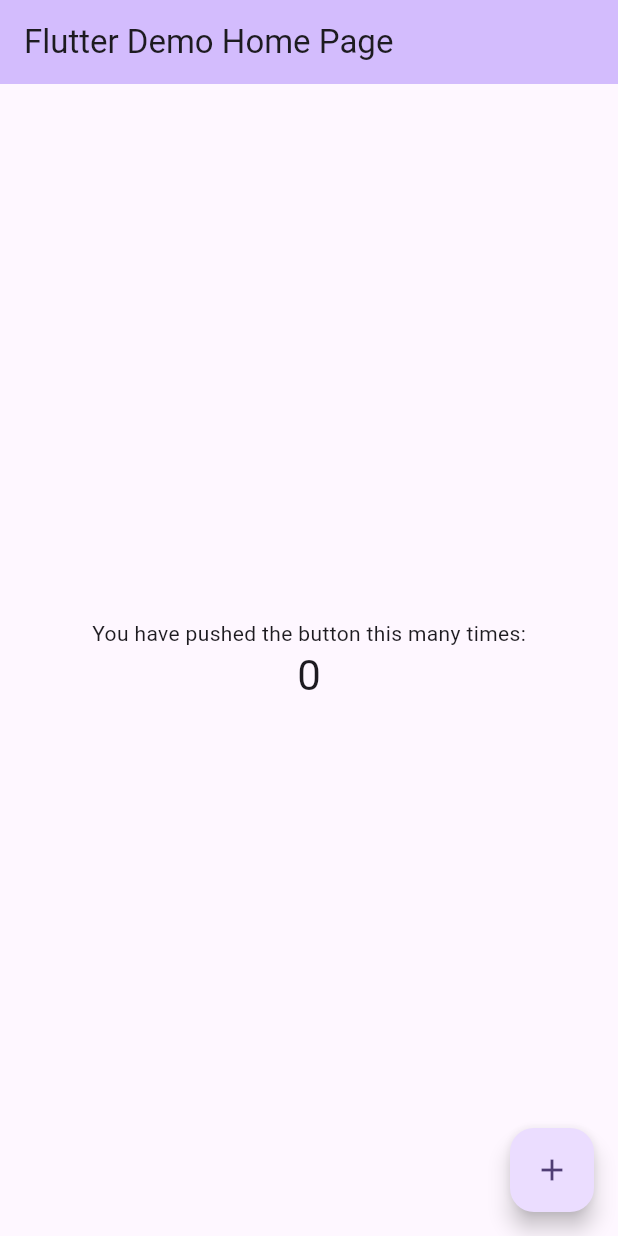
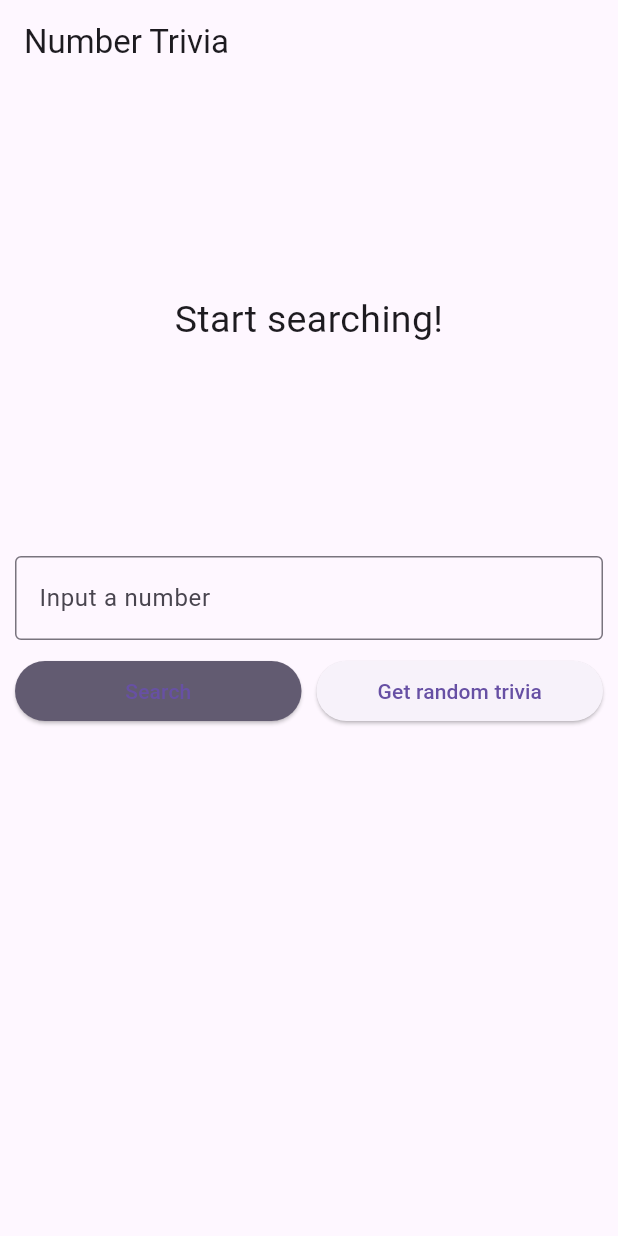
Before and after one commit to luffan/Architecture_TDD, a Flutter app: the screen it shows after launch, on a phone screen of 412 x 824 dp. Run offline on Flutter 3.47's test engine with Material 3 defaults, Android fonts, the phone set to English and light mode, and no system bars; our stand-ins replace bloc, dartz, dio, equatable, flutter_bloc, get_it and 3 more.

Commit message:
Add UI part, setting android and ios builds

```diff
--- /dev/null
+++ b/project/devtools_options.yaml
@@ -0,0 +1,3 @@
+description: This file stores settings for Dart & Flutter DevTools.
+documentation: https://docs.flutter.dev/tools/devtools/extensions#configure-extension-enablement-states
+extensions:
--- a/project/lib/di/injectable.dart
+++ b/project/lib/di/injectable.dart
@@ -10,4 +10,4 @@ final getIt = GetIt.instance;
   preferRelativeImports: true,
   asExtension: true,
 )
-void configureDependencies() => getIt.init();
+Future<void> configureDependencies() => getIt.init();
--- a/project/lib/features/number_trivia/data/data_sources/number_trivia_remote_data_source_impl.dart
+++ b/project/lib/features/number_trivia/data/data_sources/number_trivia_remote_data_source_impl.dart
@@ -1,5 +1,3 @@
-import 'dart:convert';
-
 import 'package:architecture_tdd/core/error/exceptions.dart';
 import 'package:architecture_tdd/features/number_trivia/data/models/number_trivia_model.dart';
 import 'package:dio/dio.dart';
@@ -26,7 +24,8 @@ class NumberTriviaRemoteDataSourceImpl implements NumberTriviaRemoteDataSource {
   Future<NumberTriviaModel> _getTriviaFromUrl(String url) async {
     final response = await dio.get(url);
     if (response.statusCode == 200) {
-      return NumberTriviaModel.fromJson(json.decode(response.data));
+      final data = response.data;
+      return NumberTriviaModel.fromJson(data);
     } else {
       throw ServerException();
     }
--- /dev/null
+++ b/project/lib/features/number_trivia/presentation/app.dart
@@ -0,0 +1,18 @@
+import 'package:architecture_tdd/features/number_trivia/presentation/pages/number_trivia_page.dart';
+import 'package:flutter/material.dart';
+
+class App extends StatelessWidget {
+  const App({super.key});
+
+  @override
+  Widget build(BuildContext context) {
+    return MaterialApp(
+      title: 'Number Trivia',
+      theme: ThemeData(
+        primaryColor: Colors.green.shade800,
+        hintColor: Colors.green.shade600,
+      ),
+      home: NumberTriviaPage(),
+    );
+  }
+}
--- /dev/null
+++ b/project/lib/features/number_trivia/presentation/pages/number_trivia_page.dart
@@ -0,0 +1,62 @@
+import 'package:architecture_tdd/di/injectable.dart';
+import 'package:architecture_tdd/features/number_trivia/presentation/bloc/number_trivia_bloc.dart';
+import 'package:architecture_tdd/features/number_trivia/presentation/widgets/widgets.dart';
+import 'package:flutter/material.dart';
+import 'package:flutter_bloc/flutter_bloc.dart';
+
+class NumberTriviaPage extends StatelessWidget {
+  const NumberTriviaPage({super.key});
+
+  @override
+  Widget build(BuildContext context) {
+    return Scaffold(
+      appBar: AppBar(
+        title: Text('Number Trivia'),
+      ),
+      body: BlocProvider(
+        create: (_) => getIt<NumberTriviaBloc>(),
+        child: _body(context),
+      ),
+    );
+  }
+
+  Widget _body(BuildContext context) {
+    return SingleChildScrollView(
+      child: Center(
+        child: Padding(
+          padding: const EdgeInsets.all(10),
+          child: Column(
+            children: <Widget>[
+              SizedBox(height: 10),
+              BlocBuilder<NumberTriviaBloc, NumberTriviaState>(
+                builder: (context, state) {
+                  if (state is Empty) {
+                    return MessageDisplay(
+                      message: 'Start searching!',
+                    );
+                  } else if (state is Loading) {
+                    return LoadingWidget();
+                  } else if (state is Loaded) {
+                    return TriviaDisplay(
+                      numberTrivia: state.trivia,
+                    );
+                  } else if (state is Error) {
+                    return MessageDisplay(
+                      message: state.message,
+                    );
+                  } else {
+                    return MessageDisplay(
+                      message: 'Unexpected error',
+                    );
+                  }
+                },
+              ),
+              SizedBox(height: 20),
+              TriviaControls(),
+            ],
+          ),
+        ),
+      ),
+    );
+  }
+}
--- /dev/null
+++ b/project/lib/features/number_trivia/presentation/widgets/message_display.dart
@@ -0,0 +1,26 @@
+import 'package:flutter/material.dart';
+
+class MessageDisplay extends StatelessWidget {
+  final String message;
+
+  const MessageDisplay({
+    required this.message,
+    super.key,
+  });
+
+  @override
+  Widget build(BuildContext context) {
+    return SizedBox(
+      height: MediaQuery.of(context).size.height / 3,
+      child: Center(
+        child: SingleChildScrollView(
+          child: Text(
+            message,
+            style: TextStyle(fontSize: 25),
+            textAlign: TextAlign.center,
+          ),
+        ),
+      ),
+    );
+  }
+}
--- /dev/null
+++ b/project/lib/features/number_trivia/presentation/widgets/trivia_controls.dart
@@ -0,0 +1,70 @@
+import 'package:architecture_tdd/features/number_trivia/presentation/bloc/number_trivia_bloc.dart';
+import 'package:flutter/material.dart';
+import 'package:flutter_bloc/flutter_bloc.dart';
+
+class TriviaControls extends StatefulWidget {
+  const TriviaControls({super.key});
+
+  @override
+  State<TriviaControls> createState() => _TriviaControlsState();
+}
+
+class _TriviaControlsState extends State<TriviaControls> {
+  final controller = TextEditingController();
+  String? inputStr;
+
+  @override
+  Widget build(BuildContext context) {
+    return Column(
+      children: <Widget>[
+        TextField(
+          controller: controller,
+          keyboardType: TextInputType.number,
+          decoration: InputDecoration(
+            border: OutlineInputBorder(),
+            hintText: 'Input a number',
+          ),
+          onChanged: (value) {
+            inputStr = value;
+          },
+          onSubmitted: (_) {
+            _dispatchConcrete();
+          },
+        ),
+        SizedBox(height: 10),
+        Row(
+          children: <Widget>[
+            Expanded(
+              child: ElevatedButton(
+                style: ElevatedButton.styleFrom(
+                  backgroundColor: Theme.of(context).colorScheme.secondary,
+                ),
+                onPressed: _dispatchConcrete,
+                child: Text('Search'),
+              ),
+            ),
+            SizedBox(width: 10),
+            Expanded(
+              child: ElevatedButton(
+                onPressed: _dispatchRandom,
+                child: Text('Get random trivia'),
+              ),
+            ),
+          ],
+        )
+      ],
+    );
+  }
+
+  void _dispatchConcrete() {
+    controller.clear();
+    context
+        .read<NumberTriviaBloc>()
+        .add(GetTriviaForConcreteNumber(inputStr ?? ''));
+  }
+
+  void _dispatchRandom() {
+    controller.clear();
+    context.read<NumberTriviaBloc>().add(GetTriviaForRandomNumber());
+  }
+}
--- /dev/null
+++ b/project/lib/features/number_trivia/presentation/widgets/widgets.dart
@@ -0,0 +1,4 @@
+export 'loading_widget.dart';
+export 'message_display.dart';
+export 'trivia_display.dart';
+export 'trivia_controls.dart';
--- a/project/lib/main.dart
+++ b/project/lib/main.dart
@@ -1,127 +1,9 @@
 import 'package:architecture_tdd/di/injectable.dart';
+import 'package:architecture_tdd/features/number_trivia/presentation/app.dart';
 import 'package:flutter/material.dart';
 
-void main() {
-  configureDependencies();
-  runApp(const MyApp());
+void main() async {
+  WidgetsFlutterBinding.ensureInitialized();
+  await configureDependencies();
+  runApp(const App());
 }
-
-class MyApp extends StatelessWidget {
-  const MyApp({super.key});
-
-  // This widget is the root of your application.
-  @override
-  Widget build(BuildContext context) {
-    return MaterialApp(
-      title: 'Flutter Demo',
-      theme: ThemeData(
-        // This is the theme of your application.
-        //
-        // TRY THIS: Try running your application with "flutter run". You'll see
-        // the application has a purple toolbar. Then, without quitting the app,
-        // try changing the seedColor in the colorScheme below to Colors.green
-        // and then invoke "hot reload" (save your changes or press the "hot
-        // reload" button in a Flutter-supported IDE, or press "r" if you used
-        // the command line to start the app).
-        //
-        // Notice that the counter didn't reset back to zero; the application
-        // state is not lost during the reload. To reset the state, use hot
-        // restart instead.
-        //
-        // This works for code too, not just values: Most code changes can be
-        // tested with just a hot reload.
-        colorScheme: ColorScheme.fromSeed(seedColor: Colors.deepPurple),
-        useMaterial3: true,
-      ),
-      home: const MyHomePage(title: 'Flutter Demo Home Page'),
-    );
-  }
-}
-
-class MyHomePage extends StatefulWidget {
-  const MyHomePage({super.key, required this.title});
-
-  // This widget is the home page of your application. It is stateful, meaning
-  // that it has a State object (defined below) that contains fields that affect
-  // how it looks.
-
-  // This class is the configuration for the state. It holds the values (in this
-  // case the title) provided by the parent (in this case the App widget) and
-  // used by the build method of the State. Fields in a Widget subclass are
-  // always marked "final".
-
-  final String title;
-
-  @override
-  State<MyHomePage> createState() => _MyHomePageState();
-}
-
-class _MyHomePageState extends State<MyHomePage> {
-  int _counter = 0;
-
-  void _incrementCounter() {
-    setState(() {
-      // This call to setState tells the Flutter framework that something has
-      // changed in this State, which causes it to rerun the build method below
-      // so that the display can reflect the updated values. If we changed
-      // _counter without calling setState(), then the build method would not be
-      // called again, and so nothing would appear to happen.
-      _counter++;
-    });
-  }
-
-  @override
-  Widget build(BuildContext context) {
-    // This method is rerun every time setState is called, for instance as done
-    // by the _incrementCounter method above.
-    //
-    // The Flutter framework has been optimized to make rerunning build methods
-    // fast, so that you can just rebuild anything that needs updating rather
-    // than having to individually change instances of widgets.
-    return Scaffold(
-      appBar: AppBar(
-        // TRY THIS: Try changing the color here to a specific color (to
-        // Colors.amber, perhaps?) and trigger a hot reload to see the AppBar
-        // change color while the other colors stay the same.
-        backgroundColor: Theme.of(context).colorScheme.inversePrimary,
-        // Here we take the value from the MyHomePage object that was created by
-        // the App.build method, and use it to set our appbar title.
-        title: Text(widget.title),
-      ),
-      body: Center(
-        // Center is a layout widget. It takes a single child and positions it
-        // in the middle of the parent.
-        child: Column(
-          // Column is also a layout widget. It takes a list of children and
-          // arranges them vertically. By default, it sizes itself to fit its
-          // children horizontally, and tries to be as tall as its parent.
-          //
-          // Column has various properties to control how it sizes itself and
-          // how it positions its children. Here we use mainAxisAlignment to
-          // center the children vertically; the main axis here is the vertical
-          // axis because Columns are vertical (the cross axis would be
-          // horizontal).
-          //
-          // TRY THIS: Invoke "debug painting" (choose the "Toggle Debug Paint"
-          // action in the IDE, or press "p" in the console), to see the
-          // wireframe for each widget.
-          mainAxisAlignment: MainAxisAlignment.center,
-          children: <Widget>[
-            const Text(
-              'You have pushed the button this many times:',
-            ),
-            Text(
-              '$_counter',
-              style: Theme.of(context).textTheme.headlineMedium,
-            ),
-          ],
-        ),
-      ),
-      floatingActionButton: FloatingActionButton(
-        onPressed: _incrementCounter,
-        tooltip: 'Increment',
-        child: const Icon(Icons.add),
-      ), // This trailing comma makes auto-formatting nicer for build methods.
-    );
-  }
-}
```
Also changed, not shown: project/lib/features/number_trivia/presentation/bloc/number_trivia_bloc.dart (+7 -7 lines), project/lib/features/number_trivia/presentation/widgets/loading_widget.dart (added, +15 -0 lines), project/lib/features/number_trivia/presentation/widgets/trivia_display.dart (added, +40 -0 lines), 6 other files.
